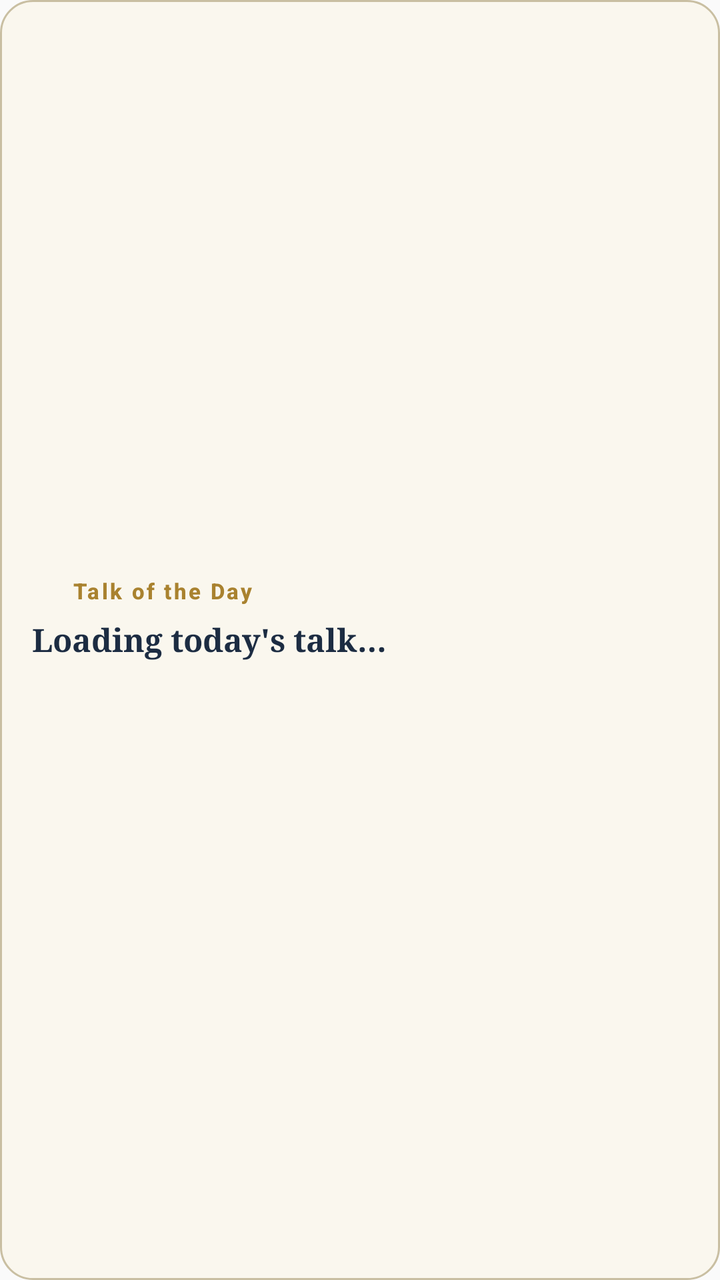
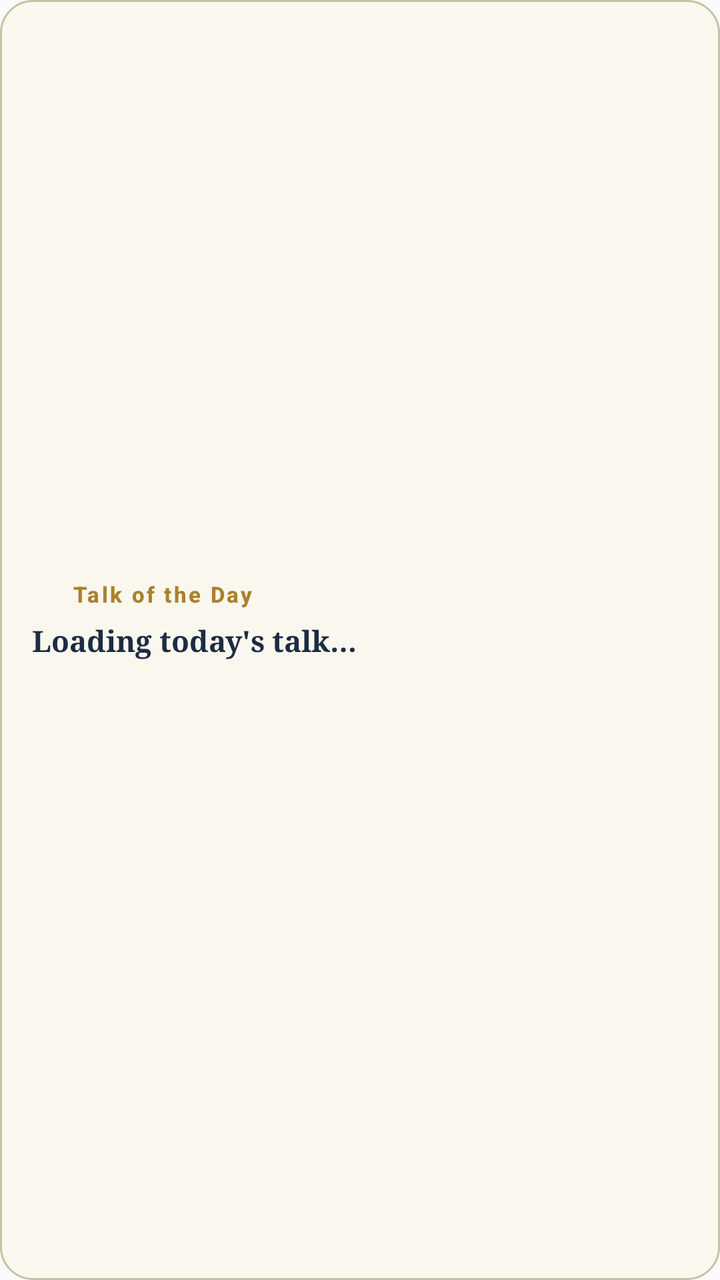

Before-and-after screenshots of an Android layout around one commit, followed by the original layout XML and the change that was made.
<!-- AndroidManifest.xml: application theme AppTheme -->
<!-- res/layout/widget_talk_of_day.xml -->
<?xml version="1.0" encoding="utf-8"?>
<LinearLayout xmlns:android="http://schemas.android.com/apk/res/android"
    android:id="@+id/widget_root"
    android:layout_width="match_parent"
    android:layout_height="match_parent"
    android:orientation="vertical"
    android:background="@drawable/widget_background"
    android:paddingStart="16dp"
    android:paddingEnd="16dp"
    android:paddingTop="12dp"
    android:paddingBottom="12dp"
    android:gravity="center_vertical">

    <LinearLayout
        android:layout_width="wrap_content"
        android:layout_height="wrap_content"
        android:orientation="horizontal"
        android:gravity="center_vertical"
        android:layout_marginBottom="6dp">

        <ImageView
            android:layout_width="14dp"
            android:layout_height="14dp"
            android:layout_marginEnd="6dp"
            android:src="@mipmap/ic_launcher_round"
            android:contentDescription="@string/app_name" />

        <TextView
            android:id="@+id/widget_eyebrow"
            android:layout_width="wrap_content"
            android:layout_height="wrap_content"
            android:text="@string/widget_eyebrow"
            android:textColor="@color/widget_brass"
            android:textSize="11sp"
            android:textStyle="bold"
            android:letterSpacing="0.1"
            android:fontFamily="sans-serif-medium" />
    </LinearLayout>

    <TextView
        android:id="@+id/widget_title"
        android:layout_width="match_parent"
        android:layout_height="wrap_content"
        android:text="@string/widget_loading"
        android:textColor="@color/widget_ink"
        android:textSize="16sp"
        android:textStyle="bold"
        android:fontFamily="serif"
        android:maxLines="2"
        android:ellipsize="end"
        android:layout_marginBottom="4dp" />

    <TextView
        android:id="@+id/widget_speaker"
        android:layout_width="match_parent"
        android:layout_height="wrap_content"
        android:text=""
        android:textColor="@color/widget_ink_soft"
        android:textSize="13sp"
        android:fontFamily="serif"
        android:maxLines="1"
        android:ellipsize="end" />

    <TextView
        android:id="@+id/widget_streak"
        android:layout_width="match_parent"
        android:layout_height="wrap_content"
        android:text=""
        android:textColor="@color/widget_burgundy"
        android:textSize="10.5sp"
        android:textStyle="bold"
        android:fontFamily="sans-serif-medium"
        android:maxLines="1"
        android:ellipsize="end"
        android:layout_marginTop="4dp"
        android:visibility="gone" />

</LinearLayout>
<!-- resources referenced by this layout -->
<resources>
  <color name="widget_brass">#A9822F</color>
  <color name="widget_burgundy">#6E2B34</color>
  <color name="widget_ink">#1C2C42</color>
  <color name="widget_ink_soft">#3D4D64</color>
  <!-- drawable widget_background (drawable) -->
  <?xml version="1.0" encoding="utf-8"?>
  <shape xmlns:android="http://schemas.android.com/apk/res/android"
      android:shape="rectangle">
      <solid android:color="@color/widget_paper_raised" />
      <corners android:radius="16dp" />
      <stroke android:width="1dp" android:color="@color/widget_line" />
  </shape>
  <!-- mipmap ic_launcher_round (mipmap-anydpi-v26) -->
  <?xml version="1.0" encoding="utf-8"?>
  <adaptive-icon xmlns:android="http://schemas.android.com/apk/res/android">
      <background android:drawable="@color/ic_launcher_background"/>
      <foreground android:drawable="@mipmap/ic_launcher_foreground"/>
  </adaptive-icon>
  <string name="app_name">Find A Talk</string>
  <string name="widget_eyebrow">Talk of the Day</string>
  <string name="widget_loading">Loading today\'s talk…</string>
  <style name="AppTheme" parent="Theme.AppCompat.Light.DarkActionBar">
          
          <item name="colorPrimary">@color/colorPrimary</item>
          <item name="colorPrimaryDark">@color/colorPrimaryDark</item>
          <item name="colorAccent">@color/colorAccent</item>
      </style>
  <color name="widget_paper_raised">#FAF7EE</color>
  <color name="widget_line">#C9BFA2</color>
  <color name="ic_launcher_background">#214A7F</color>
</resources>

<!-- the commit's change to res/layout/widget_talk_of_day.xml (unified diff, before → after) -->
@@ -43,10 +43,10 @@
         android:layout_height="wrap_content"
         android:text="@string/widget_loading"
         android:textColor="@color/widget_ink"
-        android:textSize="16sp"
+        android:textSize="14.5sp"
         android:textStyle="bold"
         android:fontFamily="serif"
-        android:maxLines="2"
+        android:maxLines="1"
         android:ellipsize="end"
         android:layout_marginBottom="4dp" />
 
@@ -56,7 +56,7 @@
         android:layout_height="wrap_content"
         android:text=""
         android:textColor="@color/widget_ink_soft"
-        android:textSize="13sp"
+        android:textSize="12sp"
         android:fontFamily="serif"
         android:maxLines="1"
         android:ellipsize="end" />
